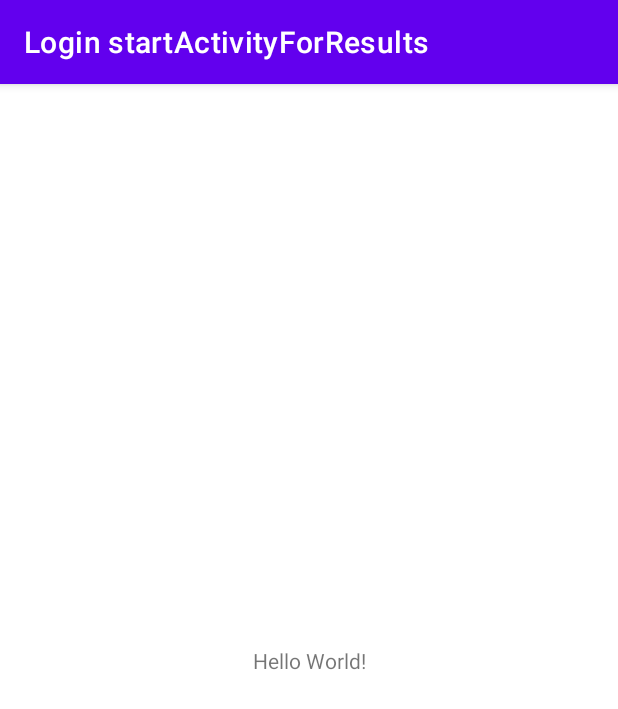
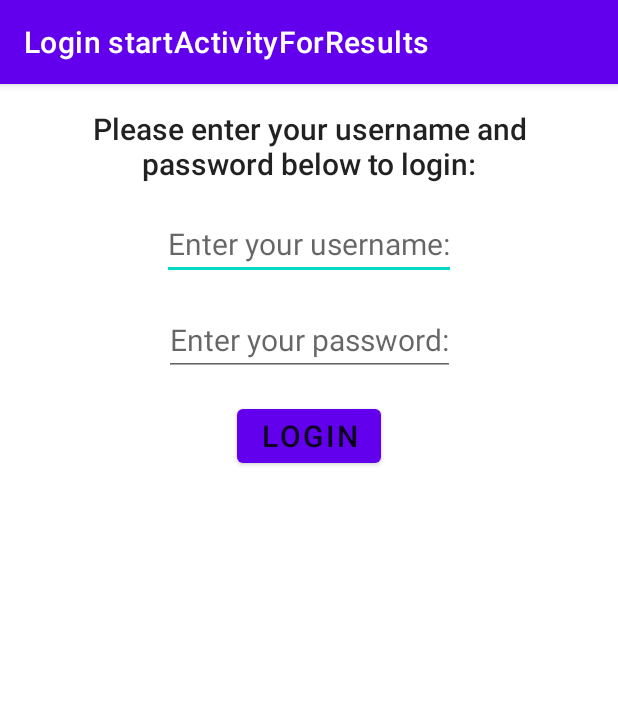
Before and after one commit to noargs/build-android-apps-with-kotlin, an Android app: the screen it shows after launch (MainActivity), on a phone screen of 412 x 824 dp. Shown: the top 709 px of the screen. Run offline under Robolectric (Android 15) with nearby library versions, the phone set to English and light mode, and no system bars.

Commit message:
username/password for created

```diff
--- a/10_loginpage_startActivityForResults/app/src/main/res/layout/activity_main.xml
+++ b/10_loginpage_startActivityForResults/app/src/main/res/layout/activity_main.xml
@@ -4,15 +4,53 @@
     xmlns:tools="http://schemas.android.com/tools"
     android:layout_width="match_parent"
     android:layout_height="match_parent"
+    style="@style/page"
     tools:context=".MainActivity">
 
     <TextView
+        android:id="@+id/header"
+        style="@style/header"
         android:layout_width="wrap_content"
         android:layout_height="wrap_content"
-        android:text="Hello World!"
-        app:layout_constraintBottom_toBottomOf="parent"
-        app:layout_constraintLeft_toLeftOf="parent"
-        app:layout_constraintRight_toRightOf="parent"
-        app:layout_constraintTop_toTopOf="parent" />
+        android:text="@string/header_text"
+        app:layout_constraintTop_toTopOf="parent"
+        app:layout_constraintEnd_toEndOf="parent"
+        app:layout_constraintStart_toStartOf="parent"
+        tools:text="Please enter your username and password below to login:"/>
+
+    <EditText
+        android:id="@+id/user_name"
+        style="@style/edit_text_login"
+        android:layout_width="wrap_content"
+        android:layout_height="wrap_content"
+        android:hint="@string/username_label"
+        app:layout_constraintTop_toBottomOf="@id/header"
+        app:layout_constraintStart_toStartOf="parent"
+        app:layout_constraintEnd_toEndOf="parent"
+        tools:text="Enter your username:"/>
+
+    <EditText
+        android:id="@+id/password"
+        style="@style/edit_text_login"
+        android:layout_width="wrap_content"
+        android:layout_height="wrap_content"
+        android:hint="@string/password_label"
+        android:inputType="textPassword"
+        app:layout_constraintTop_toBottomOf="@id/user_name"
+        app:layout_constraintStart_toStartOf="parent"
+        app:layout_constraintEnd_toEndOf="parent"
+        tools:text="Enter your password:"/>
+
+    <Button
+        android:id="@+id/submit_button"
+        style="@style/button"
+        android:layout_width="wrap_content"
+        android:layout_height="wrap_content"
+        android:text="@string/submit_button_text"
+        app:layout_constraintTop_toBottomOf="@id/password"
+        app:layout_constraintEnd_toEndOf="parent"
+        app:layout_constraintStart_toStartOf="parent"
+        tools:text="SUBMIT"/>
+
 
 </androidx.constraintlayout.widget.ConstraintLayout>
```
